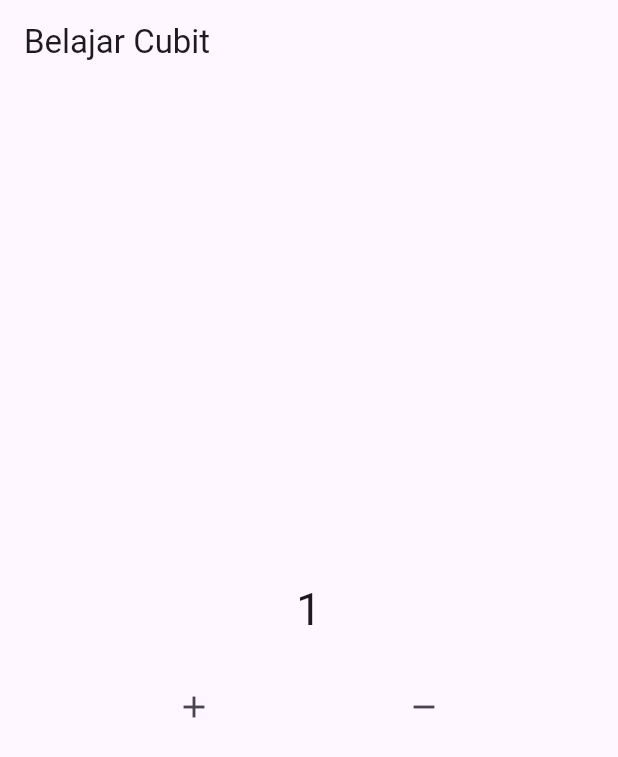
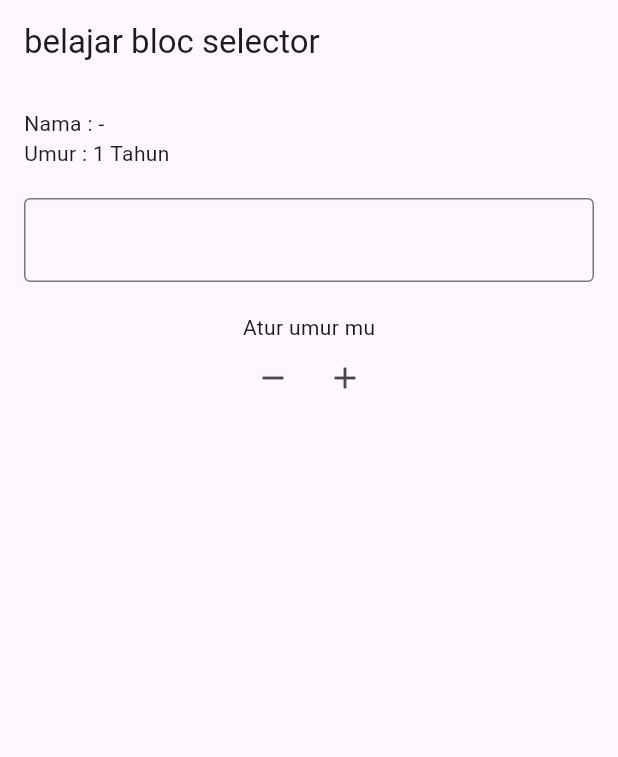
Before and after one commit to MDhafaR/belajar_flutter, a Flutter app: the screen it shows after launch, after a tap on the "add" icon, on a phone screen of 412 x 824 dp. Shown: the top 757 px of the screen. Run offline on Flutter 3.47's test engine with Material 3 defaults, Android fonts, the phone set to English and light mode, and no system bars; our stand-ins replace bloc, flutter_bloc.

Commit message:
menggunakan bloc selector untuk build hanya yang diselect saja

```diff
--- a/lib/bloc/bloc_service.dart
+++ b/lib/bloc/bloc_service.dart
@@ -1,13 +1,16 @@
+import 'package:belajar_flutter_github/models/user.dart';
 import 'package:bloc/bloc.dart';
 
-class BlocService extends Cubit<int> {
-  BlocService() : super(0);
+class BlocService extends Cubit<User> {
+  BlocService() : super(User(name: "-", age: 0));
 
-  tambahData() {
-    emit(state + 1);
+  ubahNama(String name) {
+    emit(User(name: name, age: state.age));
   }
 
-  kurangData() {
-    emit(state - 1);
+  ubahUmur(int age) {
+    if (age >= 0) {
+      emit(User(name: state.name, age: age));
+    }
   }
 }
--- a/lib/main.dart
+++ b/lib/main.dart
@@ -1,5 +1,7 @@
+import 'package:belajar_flutter_github/bloc/bloc_service.dart';
 import 'package:belajar_flutter_github/pages/home.dart';
 import 'package:flutter/material.dart';
+import 'package:flutter_bloc/flutter_bloc.dart';
 
 void main() {
   runApp(const BelajarCubit());
@@ -11,7 +13,9 @@ class BelajarCubit extends StatelessWidget {
   @override
   Widget build(BuildContext context) {
     return MaterialApp(
-      home: Home()
-    );
+        home: BlocProvider(
+      create: (context) => BlocService(),
+      child: const Home(),
+    ));
   }
 }
--- /dev/null
+++ b/lib/models/user.dart
@@ -0,0 +1,10 @@
+class User {
+  String? name;
+  int? age;
+
+  User({
+    this.name,
+    this.age,
+  });
+
+}
--- a/lib/pages/home.dart
+++ b/lib/pages/home.dart
@@ -1,51 +1,67 @@
 import 'package:belajar_flutter_github/bloc/bloc_service.dart';
+import 'package:belajar_flutter_github/models/user.dart';
 import 'package:flutter/material.dart';
 import 'package:flutter_bloc/flutter_bloc.dart';
 
 class Home extends StatelessWidget {
-  final blocService = BlocService();
-  Home({super.key});
+  const Home({super.key});
 
   @override
   Widget build(BuildContext context) {
+    BlocService blocService = BlocProvider.of<BlocService>(context);
     return Scaffold(
       appBar: AppBar(
-          title: const Text('Belajar Cubit'),
+        title: const Text("belajar bloc selector"),
       ),
-        body: SafeArea(
-          child: Center(
+      body: Padding(
+        padding: EdgeInsets.all(16.0),
         child: Column(
-            mainAxisAlignment: MainAxisAlignment.center,
+          crossAxisAlignment: CrossAxisAlignment.start,
           children: [
-              BlocBuilder(
-                bloc: blocService,
+            BlocSelector<BlocService, User, String>(
+              selector: (state) {
+                return state.name ?? "-";
+              },
               builder: (context, state) {
-                  return Text(
-                    "$state",
-                    style: const TextStyle(fontSize: 30),
-                  );
+                return Text("Nama : $state");
               },
             ),
-              const SizedBox(
+            BlocSelector<BlocService, User, int>(
+              selector: (state) {
+                return state.age ?? 0;
+              },
+              builder: (context, state) {
+                return Text("Umur : $state Tahun");
+              },
+            ),
+            SizedBox(
               height: 20,
             ),
+            TextField(
+              onChanged: (value) => blocService.ubahNama(value),
+              decoration: InputDecoration(border: OutlineInputBorder()),
+            ),
+            SizedBox(
+              height: 20,
+            ),
+            Center(child: Text("Atur umur mu")),
             Row(
-                mainAxisAlignment: MainAxisAlignment.spaceEvenly,
+              mainAxisAlignment: MainAxisAlignment.center,
               children: [
                 IconButton(
                     onPressed: () {
-                        blocService.tambahData();
+                      blocService.ubahUmur(blocService.state.age! - 1);
                     },
-                      icon: const Icon(Icons.add)),
+                    icon: Icon(Icons.remove)),
                 IconButton(
                     onPressed: () {
-                        blocService.kurangData();
+                      blocService.ubahUmur(blocService.state.age! + 1);
                     },
-                      icon: const Icon(Icons.remove)),
+                    icon: Icon(Icons.add)),
               ],
             )
           ],
-          )),
+        ),
       ),
     );
   }
```
Lines whose indentation alone changed are shown as unchanged.
